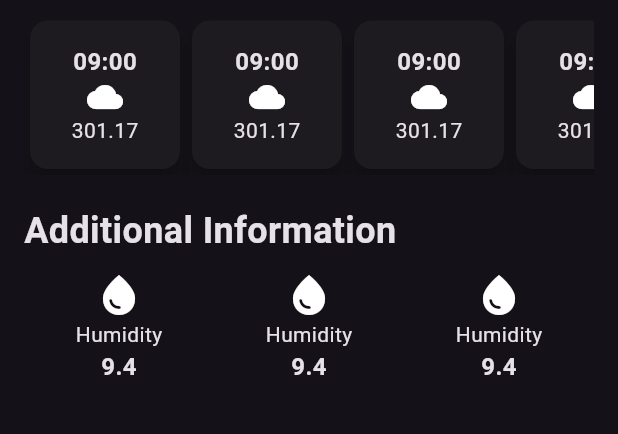
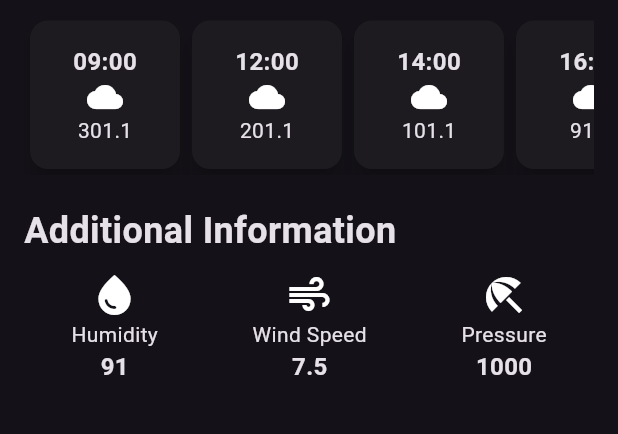
Before and after one commit to Jeffery-Bernasko/weather_app, a Flutter app: the screen it shows after launch, on a phone screen of 412 x 824 dp, the part 464-898 px from its top. Run offline on Flutter 3.47's test engine with Material 2 defaults, Android fonts, the phone set to English and light mode, and no system bars.

Commit message:
Constructor update

```diff
--- a/lib/hourly_forecast_item.dart
+++ b/lib/hourly_forecast_item.dart
@@ -1,7 +1,11 @@
 import 'package:flutter/material.dart';
 
 class HourlyForecast extends StatelessWidget {
-  const HourlyForecast({super.key});
+  final String temp;
+  final IconData icon;
+  final String time;
+  const HourlyForecast(
+      {super.key, required this.time, required this.icon, required this.temp});
 
   @override
   Widget build(BuildContext context) {
@@ -15,13 +19,14 @@ class HourlyForecast extends StatelessWidget {
           padding: const EdgeInsets.all(8.0),
           child: Column(
             mainAxisAlignment: MainAxisAlignment.spaceBetween,
-            children: const [
+            children: [
               Text(
-                '09:00',
-                style: TextStyle(fontWeight: FontWeight.bold, fontSize: 16),
+                time,
+                style:
+                    const TextStyle(fontWeight: FontWeight.bold, fontSize: 16),
               ),
-              Icon(Icons.cloud),
-              Text('301.17')
+              Icon(icon),
+              Text(temp)
             ],
           ),
         ),
--- a/lib/weather_screen.dart
+++ b/lib/weather_screen.dart
@@ -97,11 +97,14 @@ class _WeatherScreenState extends State<WeatherScreen> {
               scrollDirection: Axis.horizontal,
               child: Row(
                 children: const [
-                  HourlyForecast(),
-                  HourlyForecast(),
-                  HourlyForecast(),
-                  HourlyForecast(),
-                  HourlyForecast(),
+                  HourlyForecast(
+                      time: '09:00', icon: Icons.cloud, temp: '301.1'),
+                  HourlyForecast(
+                      time: '12:00', icon: Icons.cloud, temp: '201.1'),
+                  HourlyForecast(
+                      time: '14:00', icon: Icons.cloud, temp: '101.1'),
+                  HourlyForecast(
+                      time: '16:00', icon: Icons.cloud, temp: '91.1'),
                 ],
               ),
             ),
@@ -126,15 +129,15 @@ class _WeatherScreenState extends State<WeatherScreen> {
                 AdditionalInfoItem(
                     icon: Icons.water_drop,
                     condition: 'Humidity',
-                    temperature: '9.4'),
+                    temperature: '91'),
                 AdditionalInfoItem(
-                    icon: Icons.water_drop,
-                    condition: 'Humidity',
-                    temperature: '9.4'),
+                    icon: Icons.air,
+                    condition: 'Wind Speed',
+                    temperature: '7.5'),
                 AdditionalInfoItem(
-                    icon: Icons.water_drop,
-                    condition: 'Humidity',
-                    temperature: '9.4')
+                    icon: Icons.beach_access,
+                    condition: 'Pressure',
+                    temperature: '1000')
               ],
             )
           ],
```
